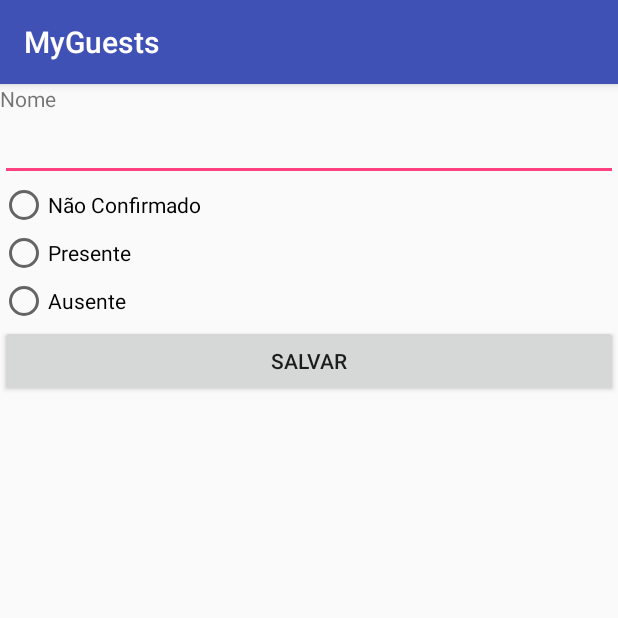
After one commit to AndersonAltissimo/Android-Project-Examples, an Android app: the GuestFormActivity screen opened directly, with no data from a screen before it, on a phone screen of 412 x 824 dp, the top half of it. The commit adds this screen. Run offline under Robolectric (Android 15) with nearby library versions, the phone set to English and light mode, and no system bars.

Commit message:
Add GuestForm and FAB event Click

```diff
--- a/MyGuests/app/src/main/AndroidManifest.xml
+++ b/MyGuests/app/src/main/AndroidManifest.xml
@@ -10,7 +10,7 @@
         android:supportsRtl="true"
         android:theme="@style/AppTheme">
         <activity
-            android:name=".MainActivity"
+            android:name=".activities.MainActivity"
             android:label="@string/app_name"
             android:theme="@style/AppTheme.NoActionBar">
             <intent-filter>
@@ -19,6 +19,7 @@
                 <category android:name="android.intent.category.LAUNCHER" />
             </intent-filter>
         </activity>
+        <activity android:name=".activities.GuestFormActivity"></activity>
     </application>
 
 </manifest>
--- /dev/null
+++ b/MyGuests/app/src/main/java/br/com/andersonaltissimo/myguests/activities/GuestFormActivity.java
@@ -0,0 +1,15 @@
+package br.com.andersonaltissimo.myguests.activities;
+
+import android.support.v7.app.AppCompatActivity;
+import android.os.Bundle;
+
+import br.com.andersonaltissimo.myguests.R;
+
+public class GuestFormActivity extends AppCompatActivity {
+
+    @Override
+    protected void onCreate(Bundle savedInstanceState) {
+        super.onCreate(savedInstanceState);
+        setContentView(R.layout.activity_guest_form);
+    }
+}
--- a/MyGuests/app/src/main/java/br/com/andersonaltissimo/myguests/fragment/PresentFragment.java
+++ b/MyGuests/app/src/main/java/br/com/andersonaltissimo/myguests/fragments/PresentFragment.java
@@ -1,4 +1,4 @@
-package br.com.andersonaltissimo.myguests.fragment;
+package br.com.andersonaltissimo.myguests.fragments;
 
 import android.os.Bundle;
 import android.support.v4.app.Fragment;
--- /dev/null
+++ b/MyGuests/app/src/main/res/layout/activity_guest_form.xml
@@ -0,0 +1,45 @@
+<?xml version="1.0" encoding="utf-8"?>
+<LinearLayout xmlns:android="http://schemas.android.com/apk/res/android"
+    xmlns:app="http://schemas.android.com/apk/res-auto"
+    xmlns:tools="http://schemas.android.com/tools"
+    android:layout_width="match_parent"
+    android:layout_height="match_parent"
+    android:orientation="vertical"
+    tools:context="br.com.andersonaltissimo.myguests.activities.GuestFormActivity">
+
+
+    <TextView
+        android:layout_width="match_parent"
+        android:layout_height="wrap_content"
+        android:text="@string/nome"/>
+
+    <EditText
+        android:layout_width="match_parent"
+        android:layout_height="wrap_content" />
+
+    <RadioGroup
+        android:layout_width="match_parent"
+        android:layout_height="wrap_content">
+
+        <RadioButton
+            android:layout_width="match_parent"
+            android:layout_height="wrap_content"
+            android:text="@string/n_o_confirmado"/>
+
+        <RadioButton
+            android:layout_width="match_parent"
+            android:layout_height="wrap_content"
+            android:text="@string/presente"/>
+
+        <RadioButton
+            android:layout_width="match_parent"
+            android:layout_height="wrap_content"
+            android:text="@string/ausente"/>
+    </RadioGroup>
+
+    <Button
+        android:layout_width="match_parent"
+        android:layout_height="wrap_content"
+        android:text="@string/salvar"/>
+
+</LinearLayout>
--- a/MyGuests/app/src/main/res/layout/app_bar_main.xml
+++ b/MyGuests/app/src/main/res/layout/app_bar_main.xml
@@ -4,7 +4,7 @@
     xmlns:tools="http://schemas.android.com/tools"
     android:layout_width="match_parent"
     android:layout_height="match_parent"
-    tools:context="br.com.andersonaltissimo.myguests.MainActivity">
+    tools:context="br.com.andersonaltissimo.myguests.activities.MainActivity">
 
     <android.support.design.widget.AppBarLayout
         android:layout_width="match_parent"
@@ -30,7 +30,7 @@
 
 
     <android.support.design.widget.FloatingActionButton
-        android:id="@+id/fab"
+        android:id="@+id/fab_new_guest"
         android:layout_width="wrap_content"
         android:layout_height="wrap_content"
         android:layout_gravity="bottom|end"
--- a/MyGuests/app/src/main/res/layout/fragment_absent.xml
+++ b/MyGuests/app/src/main/res/layout/fragment_absent.xml
@@ -2,7 +2,7 @@
     xmlns:tools="http://schemas.android.com/tools"
     android:layout_width="match_parent"
     android:layout_height="match_parent"
-    tools:context="br.com.andersonaltissimo.myguests.fragment.AbsentFragment">
+    tools:context="br.com.andersonaltissimo.myguests.fragments.AbsentFragment">
 
     <!-- TODO: Update blank fragment layout -->
     <TextView
--- a/MyGuests/app/src/main/res/layout/fragment_all_invited.xml
+++ b/MyGuests/app/src/main/res/layout/fragment_all_invited.xml
@@ -2,7 +2,7 @@
     xmlns:tools="http://schemas.android.com/tools"
     android:layout_width="match_parent"
     android:layout_height="match_parent"
-    tools:context=".fragment.AllInvitedFragment">
+    tools:context=".fragments.AllInvitedFragment">
 
     <!-- TODO: Update blank fragment layout -->
     <TextView
--- a/MyGuests/app/src/main/res/layout/fragment_present.xml
+++ b/MyGuests/app/src/main/res/layout/fragment_present.xml
@@ -2,7 +2,7 @@
     xmlns:tools="http://schemas.android.com/tools"
     android:layout_width="match_parent"
     android:layout_height="match_parent"
-    tools:context=".fragment.PresentFragment">
+    tools:context=".fragments.PresentFragment">
 
     <!-- TODO: Update blank fragment layout -->
     <TextView
--- a/MyGuests/app/src/main/res/values/strings.xml
+++ b/MyGuests/app/src/main/res/values/strings.xml
@@ -11,4 +11,9 @@
 
     <!-- TODO: Remove or change this placeholder text -->
     <string name="hello_blank_fragment">Hello blank fragment</string>
+    <string name="nome">Nome</string>
+    <string name="n_o_confirmado">Não Confirmado</string>
+    <string name="presente">Presente</string>
+    <string name="ausente">Ausente</string>
+    <string name="salvar">Salvar</string>
 </resources>
```
Also changed, not shown: MyGuests/app/src/main/java/br/com/andersonaltissimo/myguests/activities/MainActivity.java (renamed from MyGuests/app/src/main/java/br/com/andersonaltissimo/myguests/MainActivity.java, +32 -5 lines), MyGuests/app/src/main/java/br/com/andersonaltissimo/myguests/fragments/AbsentFragment.java (renamed from MyGuests/app/src/main/java/br/com/andersonaltissimo/myguests/fragment/AllInvitedFragment.java, +6 -5 lines), MyGuests/app/src/main/java/br/com/andersonaltissimo/myguests/fragments/AllInvitedFragment.java (renamed from MyGuests/app/src/main/java/br/com/andersonaltissimo/myguests/fragment/AbsentFragment.java, +5 -6 lines).
